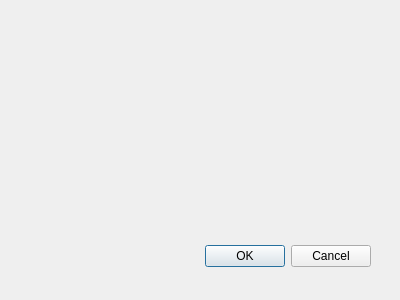
jmuelbert/jmbde-QT, file src/preferencesdialog.ui: the form before one commit.
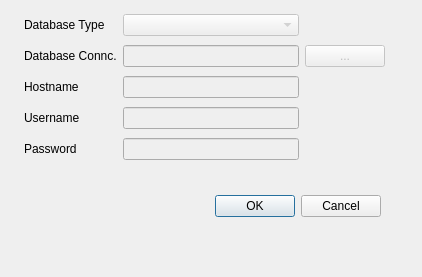
The form after the commit.

Commit message: + New Database structure + Improve GUI + A little usable + Tables: Employee, Computer, Printer and Phone can save as PDF. + Tables: Employee, Computer, Printer and Phone can print.

The edit to the form file:
```diff
--- a/src/preferencesdialog.ui
+++ b/src/preferencesdialog.ui
@@ -8,8 +8,8 @@
    <rect>
     <x>0</x>
     <y>0</y>
-    <width>400</width>
-    <height>300</height>
+    <width>422</width>
+    <height>277</height>
    </rect>
   </property>
   <property name="windowTitle">
@@ -18,8 +18,8 @@
   <widget class="QDialogButtonBox" name="buttonBox">
    <property name="geometry">
     <rect>
-     <x>30</x>
-     <y>240</y>
+     <x>40</x>
+     <y>190</y>
      <width>341</width>
      <height>32</height>
     </rect>
@@ -31,6 +31,104 @@
     <set>QDialogButtonBox::Cancel|QDialogButtonBox::Ok</set>
    </property>
   </widget>
+  <widget class="QWidget" name="gridLayoutWidget">
+   <property name="geometry">
+    <rect>
+     <x>24</x>
+     <y>11</y>
+     <width>361</width>
+     <height>155</height>
+    </rect>
+   </property>
+   <layout class="QGridLayout" name="gridLayout">
+    <item row="1" column="2">
+     <widget class="QComboBox" name="comboBoxDatabaseType">
+      <property name="enabled">
+       <bool>false</bool>
+      </property>
+     </widget>
+    </item>
+    <item row="5" column="2">
+     <widget class="QLineEdit" name="lineEditPassword">
+      <property name="enabled">
+       <bool>false</bool>
+      </property>
+     </widget>
+    </item>
+    <item row="2" column="3">
+     <widget class="QPushButton" name="pushButtonDBForceFileDialog">
+      <property name="enabled">
+       <bool>false</bool>
+      </property>
+      <property name="text">
+       <string>...</string>
+      </property>
+     </widget>
+    </item>
+    <item row="5" column="0">
+     <widget class="QLabel" name="labelPassword">
+      <property name="text">
+       <string>Password</string>
+      </property>
+     </widget>
+    </item>
+    <item row="2" column="2">
+     <widget class="QLineEdit" name="lineEditDatabaseConnection">
+      <property name="enabled">
+       <bool>false</bool>
+      </property>
+     </widget>
+    </item>
+    <item row="4" column="0">
+     <widget class="QLabel" name="labelUserName">
+      <property name="text">
+       <string>Username</string>
+      </property>
+     </widget>
+    </item>
+    <item row="1" column="0">
+     <widget class="QLabel" name="labelDatabaseType">
+      <property name="text">
+       <string>Database Type</string>
+      </property>
+     </widget>
+    </item>
+    <item row="4" column="2">
+     <widget class="QLineEdit" name="lineEditUserName">
+      <property name="enabled">
+       <bool>false</bool>
+      </property>
+     </widget>
+    </item>
+    <item row="2" column="0">
+     <widget class="QLabel" name="labelDatabaseConnection">
+      <property name="text">
+       <string>Database Connc.</string>
+      </property>
+      <property name="buddy">
+       <cstring>lineEditDatabaseConnection</cstring>
+      </property>
+     </widget>
+    </item>
+    <item row="3" column="2">
+     <widget class="QLineEdit" name="lineEditHostName">
+      <property name="enabled">
+       <bool>false</bool>
+      </property>
+     </widget>
+    </item>
+    <item row="3" column="0">
+     <widget class="QLabel" name="labelHostName">
+      <property name="text">
+       <string>Hostname</string>
+      </property>
+      <property name="buddy">
+       <cstring>lineEditHostName</cstring>
+      </property>
+     </widget>
+    </item>
+   </layout>
+  </widget>
  </widget>
  <pixmapfunction/>
  <resources/>
```
Left out of the diff: 5 changed lines with no effect on the pictures. The commit also changes 116 other files.
